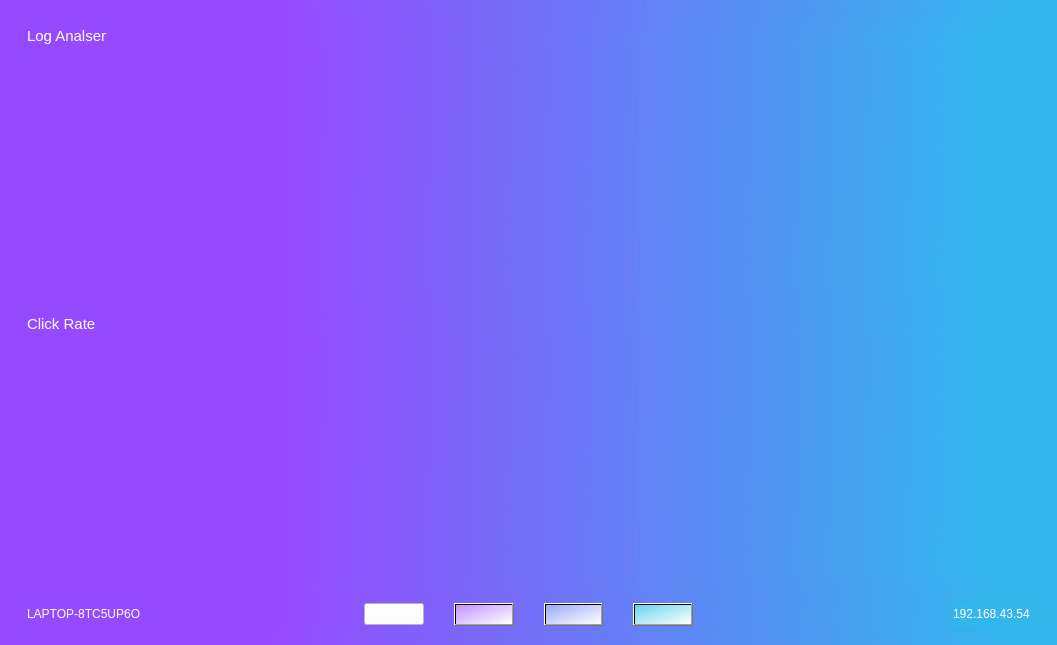
MoonPengu/WebScrapper, file src/designs/mainWindow.ui: the form before one commit.
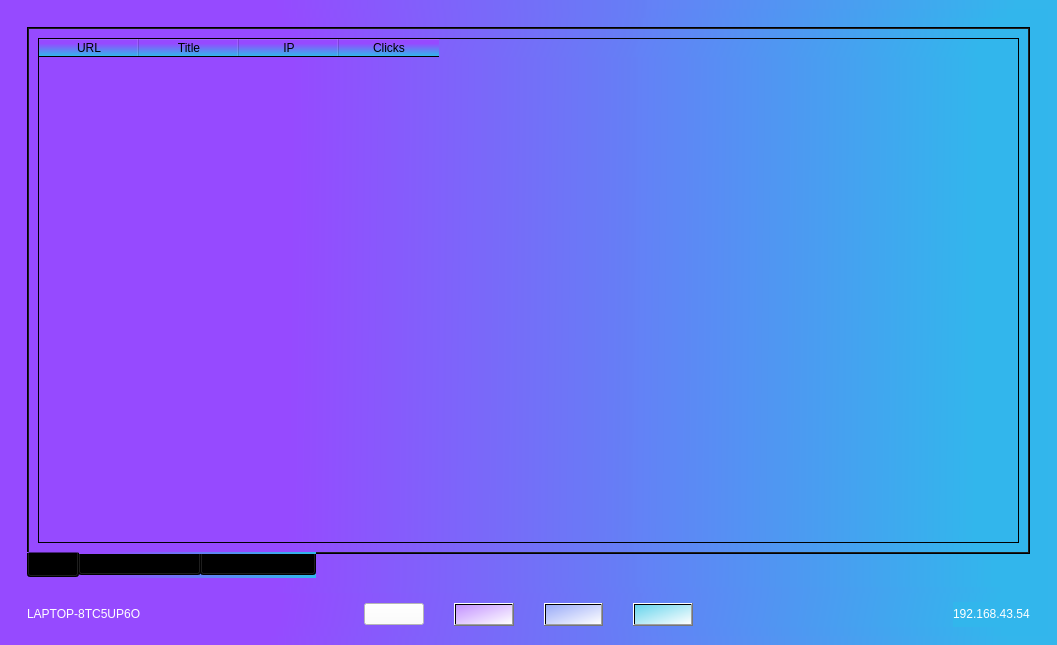
The form after the commit. The open tabs and pages were chosen to show the change. Icons and pictures are not drawn.

Commit message: Added tab view in Network Analyser Page

Patch:
```diff
--- a/src/designs/mainWindow.ui
+++ b/src/designs/mainWindow.ui
@@ -537,34 +537,74 @@
          <widget class="QWidget" name="NetworkAnalyserPage">
           <layout class="QVBoxLayout" name="verticalLayout_10">
            <item>
-            <widget class="QFrame" name="frame_14">
+            <widget class="QTabWidget" name="tabWidget">
              <property name="styleSheet">
               <string notr="true"/>
              </property>
-             <property name="frameShape">
-              <enum>QFrame::NoFrame</enum>
+             <property name="tabPosition">
+              <enum>QTabWidget::South</enum>
              </property>
-             <property name="frameShadow">
-              <enum>QFrame::Raised</enum>
+             <property name="tabShape">
+              <enum>QTabWidget::Rounded</enum>
              </property>
-             <layout class="QVBoxLayout" name="verticalLayout_9">
-              <property name="spacing">
-               <number>25</number>
-              </property>
-              <property name="leftMargin">
+             <property name="currentIndex">
                <number>0</number>
               </property>
-              <property name="topMargin">
-               <number>0</number>
-              </property>
-              <property name="rightMargin">
-               <number>0</number>
-              </property>
-              <property name="bottomMargin">
-               <number>0</number>
-              </property>
+             <property name="tabsClosable">
+              <bool>false</bool>
+             </property>
+             <property name="tabBarAutoHide">
+              <bool>false</bool>
+             </property>
+             <widget class="QWidget" name="logsTab">
+              <attribute name="icon">
+               <iconset resource="../icons.qrc">
+                <normaloff>:/icons/ci_unfold-more_light.svg</normaloff>:/icons/ci_unfold-more_light.svg</iconset>
+              </attribute>
+              <attribute name="title">
+               <string>Logs</string>
+              </attribute>
+              <layout class="QVBoxLayout" name="verticalLayout_16">
+               <item>
+                <widget class="QTableWidget" name="logsTW">
+                 <column>
+                  <property name="text">
+                   <string>URL</string>
+                  </property>
+                 </column>
+                 <column>
+                  <property name="text">
+                   <string>Title</string>
+                  </property>
+                 </column>
+                 <column>
+                  <property name="text">
+                   <string>IP</string>
+                  </property>
+                 </column>
+                 <column>
+                  <property name="text">
+                   <string>Clicks</string>
+                  </property>
+                 </column>
+                </widget>
+               </item>
+              </layout>
+             </widget>
+             <widget class="QWidget" name="ClickRateGraph">
+              <attribute name="icon">
+               <iconset resource="../icons.qrc">
+                <normaloff>:/icons/tabler_focus-2_light.svg</normaloff>:/icons/tabler_focus-2_light.svg</iconset>
+              </attribute>
+              <attribute name="title">
+               <string>Click Count Graph</string>
+              </attribute>
+              <layout class="QVBoxLayout" name="verticalLayout_15">
               <item>
-               <widget class="QFrame" name="frame_9">
+                <widget class="QFrame" name="frame_16">
+                 <property name="styleSheet">
+                  <string notr="true"/>
+                 </property>
                 <property name="frameShape">
                  <enum>QFrame::NoFrame</enum>
                 </property>
@@ -585,27 +625,27 @@
                   <number>0</number>
                  </property>
                  <item>
-                  <widget class="QLabel" name="label_5">
-                   <property name="styleSheet">
-                    <string notr="true">color:white</string>
-                   </property>
-                   <property name="text">
-                    <string>&lt;html&gt;&lt;head/&gt;&lt;body&gt;&lt;p&gt;&lt;span style=&quot; font-size:11pt;&quot;&gt;Log Analser&lt;/span&gt;&lt;/p&gt;&lt;/body&gt;&lt;/html&gt;</string>
-                   </property>
-                  </widget>
-                 </item>
-                 <item>
-                  <widget class="QGraphicsView" name="graphicsView">
-                   <property name="frameShape">
-                    <enum>QFrame::NoFrame</enum>
-                   </property>
+                   <layout class="QGridLayout" name="clickCountGridLayout"/>
+                  </item>
+                 </layout>
                   </widget>
                  </item>
                 </layout>
                </widget>
-              </item>
+             <widget class="QWidget" name="ClickCountTab">
+              <attribute name="icon">
+               <iconset resource="../icons.qrc">
+                <normaloff>:/icons/mdi-light_arrange-send-to-back_light.svg</normaloff>:/icons/mdi-light_arrange-send-to-back_light.svg</iconset>
+              </attribute>
+              <attribute name="title">
+               <string>Click Rate Graph</string>
+              </attribute>
+              <layout class="QVBoxLayout" name="verticalLayout_13">
               <item>
-               <widget class="QFrame" name="frame_10">
+                <widget class="QFrame" name="frame_13">
+                 <property name="styleSheet">
+                  <string notr="true"/>
+                 </property>
                 <property name="frameShape">
                  <enum>QFrame::NoFrame</enum>
                 </property>
@@ -629,26 +669,13 @@
                   <number>0</number>
                  </property>
                  <item>
-                  <widget class="QLabel" name="label_4">
-                   <property name="styleSheet">
-                    <string notr="true">color:white</string>
-                   </property>
-                   <property name="text">
-                    <string>&lt;html&gt;&lt;head/&gt;&lt;body&gt;&lt;p&gt;&lt;span style=&quot; font-size:11pt;&quot;&gt;Click Rate&lt;/span&gt;&lt;/p&gt;&lt;/body&gt;&lt;/html&gt;</string>
-                   </property>
-                  </widget>
-                 </item>
-                 <item>
-                  <widget class="QGraphicsView" name="graphicsView_2">
-                   <property name="frameShape">
-                    <enum>QFrame::NoFrame</enum>
-                   </property>
-                  </widget>
-                 </item>
+                   <layout class="QGridLayout" name="clickRateGridLayout"/>
+                  </item>
                 </layout>
                </widget>
               </item>
              </layout>
+             </widget>
             </widget>
            </item>
           </layout>
```
Left out of the diff: 6 changed lines with no effect on the pictures. Lines whose indentation alone changed are shown as unchanged. The commit also changes 2 other files.
